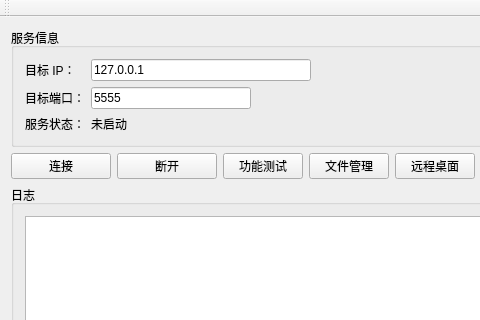
Above: Qt_Remote/client/Qt_Remote.ui from 91xrz/Qt_Remote before the change; both pictures show x 0 to 480 and y 0 to 320 of the 640 by 480 pixel window. Below: the same form after it.
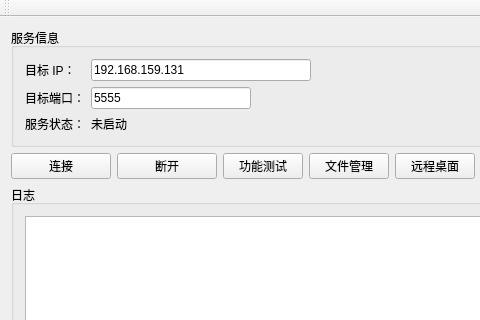
That is the form after the change.

Commit message: 添加锁机状态，完成锁机的基本操作 todo:锁机按钮合一

```diff
--- a/Qt_Remote/client/Qt_Remote.ui
+++ b/Qt_Remote/client/Qt_Remote.ui
@@ -37,7 +37,7 @@
           </size>
          </property>
          <property name="text">
-          <string>127.0.0.1</string>
+          <string>192.168.159.131</string>
          </property>
         </widget>
        </item>
```
The commit also changes 4 other files.
